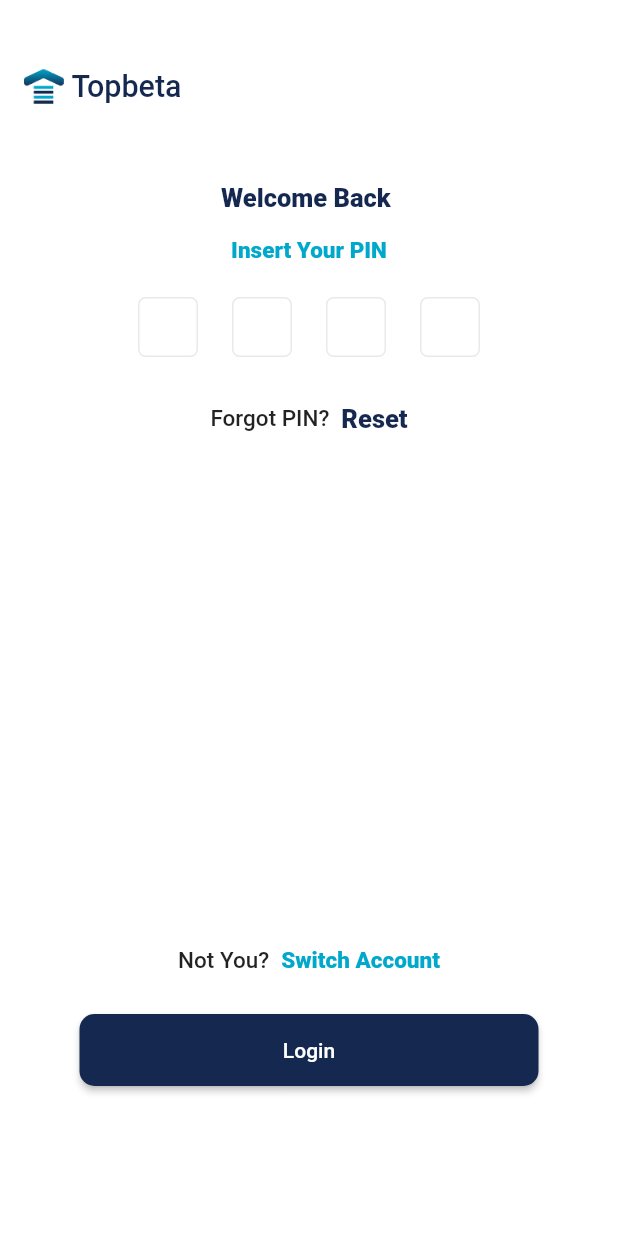
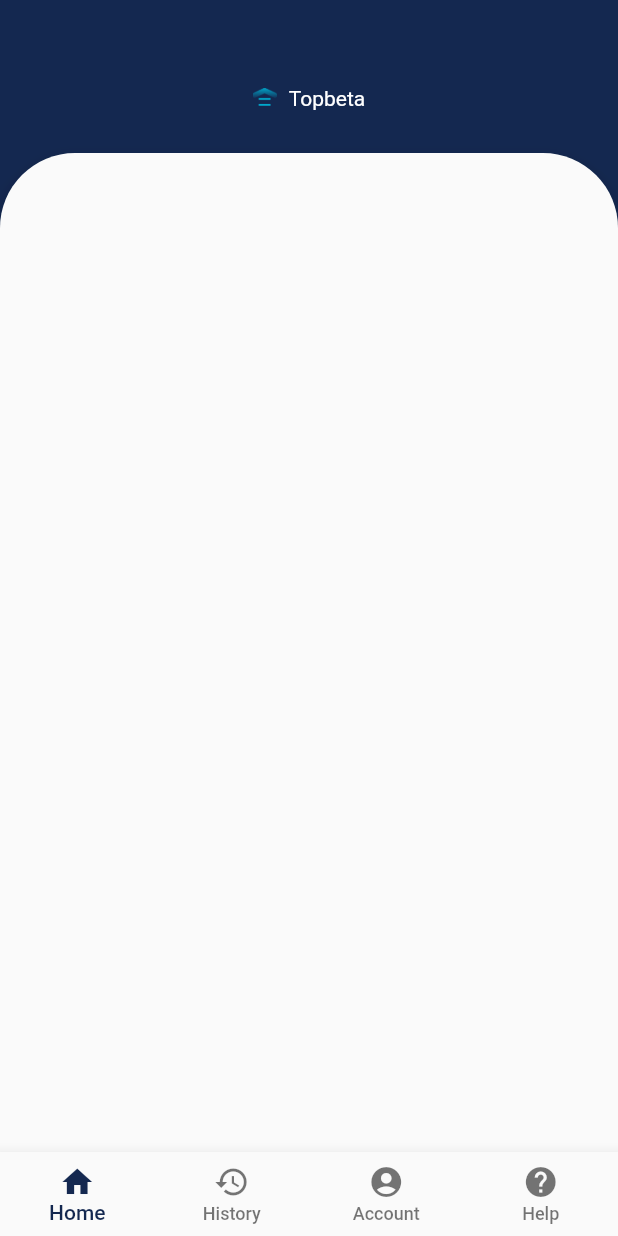
Before and after one commit to Eshy10/Topbeta_App, a Flutter app: the screen it shows after launch, on a phone screen of 412 x 824 dp. Run offline on Flutter 3.47's test engine with Material 2 defaults, Android fonts, the phone set to English and light mode, and no system bars; our stand-ins replace flutter_svg, google_fonts, pinput; Roboto replaces fonts that are missing (SourceSerifPro).

Commit message:
Home page setup

```diff
--- a/i18n/en.json
+++ b/i18n/en.json
@@ -27,5 +27,9 @@
   "switchAccount": "Switch Account",
   "useFingerprintToAuthenticate": "Use fingerprint to authenticate",
   "touchYourFingerprintSensor": "Touch your fingerprint sensor",
-  "usePinCode": "USE PIN CODE"
+  "usePinCode": "USE PIN CODE",
+  "home": "Home",
+  "history": "History",
+  "account": "Account",
+  "help": "Help"
 }
--- a/lib/localization/localization_key.dart
+++ b/lib/localization/localization_key.dart
@@ -27,5 +27,9 @@ class LocalizedText {
   static const switchAccount = "switchAccount";
   static const touchYourFingerprintSensor = "touchYourFingerprintSensor";
   static const usePinCode = "usePinCode";
+  static const home = "home";
+  static const history = "history";
+  static const account = "account";
+  static const help = "help";
   static const useFingerprintToAuthenticate = "useFingerprintToAuthenticate";
 }
--- a/lib/main.dart
+++ b/lib/main.dart
@@ -5,6 +5,7 @@ import 'package:flutter_localizations/flutter_localizations.dart';
 import 'localization/app_localization.dart';
 import 'route/app_route.dart';
 import 'style/theme.dart';
+import 'ui/mother_screen/mother_screen.dart';
 import 'ui/onboarding/on_boarding_flow.dart';
 import 'ui/onboarding/welcome_onboarding_page.dart';
 import 'ui/sign_in/welcome_back_screen.dart';
@@ -31,7 +32,7 @@ class TopbetaApp extends StatelessWidget {
       // routes: appRoute.routes,
       //navigatorObservers: [appRoute],
       // onGenerateRoute: appRoute.generateRoute,
-      home: Scaffold(body: WelcomeBackPage()),
+      home: MotherScreen(),
       localizationsDelegates: [
         AppLocalizations.delegate,
         GlobalMaterialLocalizations.delegate,
--- a/lib/style/colors.dart
+++ b/lib/style/colors.dart
@@ -4,6 +4,8 @@ const Color primaryColor = Color(0xFF142850);
 const Color secondaryColor = Color(0xFF00A8CC);
 const Color whiteColor = Color(0xFFFFFFFF);
 const Color scaffoldBackgroundColor = whiteColor;
+const Color backgroundColor = whiteColor;
+
 const Color buttonDisabledColor = Color(0xFFD2D2D2);
 const Color disabledColor = Color(0xFFE9E9E9);
 const Color heading5Color = secondaryColor;
--- a/lib/style/theme.dart
+++ b/lib/style/theme.dart
@@ -15,7 +15,13 @@ ThemeData _topbetaTheme() {
       primaryColor: primaryColor,
       splashFactory: InkRipple.splashFactory,
       disabledColor: disabledColor,
+      backgroundColor: backgroundColor,
       scaffoldBackgroundColor: scaffoldBackgroundColor,
+      bottomSheetTheme: const BottomSheetThemeData(
+        elevation: 12,
+        shape: RoundedRectangleBorder(
+            borderRadius: BorderRadius.vertical(top: Radius.circular(50))),
+      ),
       buttonTheme: ButtonThemeData(
           height: 48,
           minWidth: 306,
--- /dev/null
+++ b/lib/ui/home_page/home_page_top.dart
@@ -0,0 +1,29 @@
+import 'package:flutter/material.dart';
+import 'package:topbeta/ui/shared/totbeta_logo.dart';
+
+class HomePageTop extends StatelessWidget {
+  @override
+  Widget build(BuildContext context) {
+    return Column(
+      children: <Widget>[
+        const SizedBox(height: 56),
+        Row(
+          mainAxisAlignment: MainAxisAlignment.center,
+          children: <Widget>[
+            SizedBox(
+              height: 19,
+              width: 16,
+              child: TopBetaLogo(),
+            ),
+            const SizedBox(width: 8),
+            Text(
+              "Topbeta",
+              style: Theme.of(context).accentTextTheme.bodyText2,
+            )
+          ],
+        ),
+        const SizedBox(height: 27),
+      ],
+    );
+  }
+}
--- /dev/null
+++ b/lib/ui/mother_screen/mother_screen.dart
@@ -0,0 +1,63 @@
+import 'package:flutter/material.dart';
+import 'package:topbeta/localization/localization_key.dart';
+import 'package:topbeta/ui/home_page/home_page_top.dart';
+import 'package:topbeta/ui/shared/page_layout.dart';
+import 'package:topbeta/ui/shared/topbeta_text_logo.dart';
+import 'package:topbeta/ui/transaction_history/transaction_history_top.dart';
+
+class MotherScreen extends StatelessWidget {
+  final ValueNotifier<int> _pageIndexNotifier = ValueNotifier<int>(0);
+  final List<PageLayout> _pageLayouts = <PageLayout>[
+    PageLayout(
+      topChild: HomePageTop(),
+      bodyChild: Container(),
+    ),
+    PageLayout(
+      topChild: TransactionHistoryTop(),
+      bodyChild: Container(),
+    ),
+    PageLayout(
+      topChild: Container(),
+      bodyChild: Container(),
+    ),
+    PageLayout(
+      topChild: Container(),
+      bodyChild: Container(),
+    ),
+  ];
+  @override
+  Widget build(BuildContext context) {
+    return Scaffold(
+      body: ValueListenableBuilder(
+        valueListenable: _pageIndexNotifier,
+        builder: (BuildContext context, int value, Widget child) {
+          return _pageLayouts[value];
+        },
+      ),
+      bottomNavigationBar: ValueListenableBuilder(
+        valueListenable: _pageIndexNotifier,
+        builder: (BuildContext context, int value, Widget child) {
+          return BottomNavigationBar(
+            currentIndex: value,
+            type: BottomNavigationBarType.fixed,
+            onTap: (pageIndex) => _pageIndexNotifier.value = pageIndex,
+            items: <BottomNavigationBarItem>[
+              BottomNavigationBarItem(
+                  icon: Icon(Icons.home),
+                  title: Text(LocalizedText.home.localized(context))),
+              BottomNavigationBarItem(
+                  icon: Icon(Icons.history),
+                  title: Text(LocalizedText.history.localized(context))),
+              BottomNavigationBarItem(
+                  icon: Icon(Icons.account_circle),
+                  title: Text(LocalizedText.account.localized(context))),
+              BottomNavigationBarItem(
+                  icon: Icon(Icons.help),
+                  title: Text(LocalizedText.help.localized(context))),
+            ],
+          );
+        },
+      ),
+    );
+  }
+}
--- a/lib/ui/onboarding/welcome_onboarding_page.dart
+++ b/lib/ui/onboarding/welcome_onboarding_page.dart
@@ -1,6 +1,6 @@
 import 'package:flutter/material.dart';
 import 'package:topbeta/style/colors.dart';
-
+import '../../utils/change_status_bar_to_light.dart';
 import 'widgets/welcome_onboarding_widgets/get_started_button.dart';
 import 'widgets/welcome_onboarding_widgets/welcome_illustration.dart';
 import 'widgets/welcome_onboarding_widgets/welcome_text.dart';
@@ -9,6 +9,8 @@ class WelcomeOnBoardingPage extends StatelessWidget {
   const WelcomeOnBoardingPage({Key key}) : super(key: key);
   @override
   Widget build(BuildContext context) {
+    // Change the status bar color for this screen
+    removeStatusBar();
     return Scaffold(
       backgroundColor: Theme.of(context).primaryColor,
       body: Padding(
--- /dev/null
+++ b/lib/ui/shared/page_layout.dart
@@ -0,0 +1,36 @@
+import 'package:flutter/material.dart';
+import 'package:flutter/services.dart';
+import '../../style/colors.dart';
+import '../../utils/change_status_bar_to_light.dart';
+
+class PageLayout extends StatelessWidget {
+  final Widget topChild;
+  final Widget bodyChild;
+  const PageLayout({Key key, @required this.topChild, @required this.bodyChild})
+      : super(key: key);
+  @override
+  Widget build(BuildContext context) {
+    // Change the status bar color for this screen
+    removeStatusBar();
+    return Scaffold(
+      backgroundColor: Theme.of(context).primaryColor,
+      body: Column(
+        children: <Widget>[
+          Container(
+            child: topChild,
+          ),
+          Expanded(
+              child: Material(
+                  elevation: 8,
+                  shape: const RoundedRectangleBorder(
+                      borderRadius:
+                          BorderRadius.vertical(top: Radius.circular(50))),
+                  child: ClipRRect(
+                      borderRadius:
+                          const BorderRadius.vertical(top: Radius.circular(50)),
+                      child: bodyChild)))
+        ],
+      ),
+    );
+  }
+}
--- a/lib/ui/sign_in/welcome_back_screen.dart
+++ b/lib/ui/sign_in/welcome_back_screen.dart
@@ -16,8 +16,6 @@ class _WelcomeBackPageState extends State<WelcomeBackPage> {
   void _showFingerPrintAuth() {
     showModalBottomSheet(
         context: context,
-        shape: const RoundedRectangleBorder(
-            borderRadius: BorderRadius.vertical(top: Radius.circular(50))),
         builder: (context) {
           return FingerPrintAuthBottomSheet();
         });
--- /dev/null
+++ b/lib/ui/transaction_history/transaction_history_top.dart
@@ -0,0 +1,32 @@
+import 'package:flutter/material.dart';
+
+class TransactionHistoryTop extends StatelessWidget {
+  @override
+  Widget build(BuildContext context) {
+    return Column(
+      children: <Widget>[
+        const SizedBox(height: 46),
+        Row(
+          mainAxisAlignment: MainAxisAlignment.center,
+          children: <Widget>[
+            const Spacer(),
+
+            //Todo localize this
+            Text(
+              "Transaction History",
+              style: Theme.of(context).accentTextTheme.bodyText2,
+            ),
+            const Spacer(
+              flex: 2,
+            ),
+            IconButton(
+              icon: Icon(Icons.notifications),
+              onPressed: () {},
+            )
+          ],
+        ),
+        const SizedBox(height: 16),
+      ],
+    );
+  }
+}
--- /dev/null
+++ b/lib/utils/change_status_bar_to_light.dart
@@ -0,0 +1,15 @@
+import 'package:flutter/material.dart';
+import 'package:flutter/services.dart';
+
+// This function removes the status bar
+void removeStatusBar() {
+  SystemChrome.setEnabledSystemUIOverlays([]);
+  /* SystemChrome.setSystemUIOverlayStyle(
+    const SystemUiOverlayStyle(
+      // For iOS
+      statusBarBrightness: Brightness.dark,
+      // For Android M and higher
+      statusBarIconBrightness: Brightness.dark,
+    ),
+  );*/
+}
```
Also changed, not shown: 7 other files.
